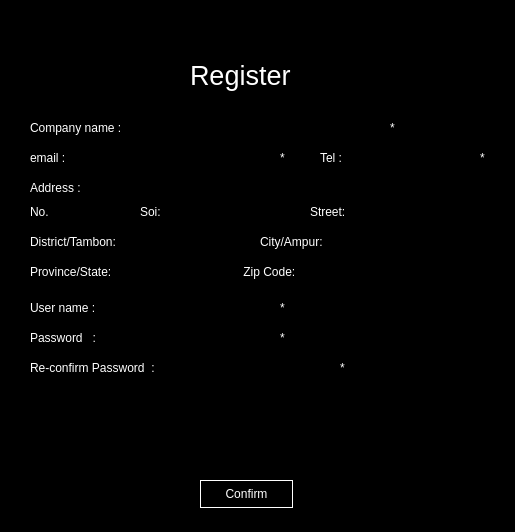
Before: the Qt Designer form ui_form/Company_Registeration.ui in Sirawap/PathFinder-Project, drawn with Qt 5.
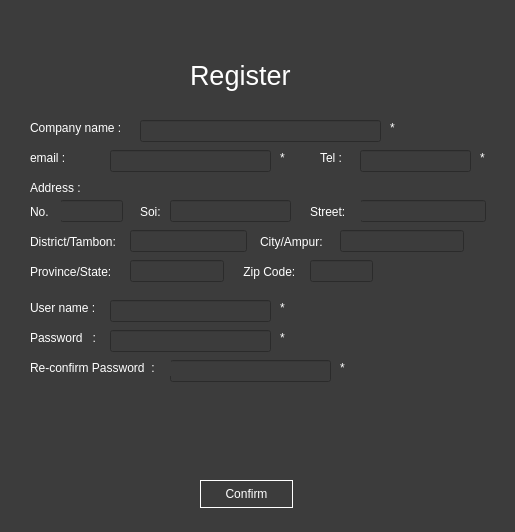
After: the same form once the commit is applied.

Commit message:
All UI with stylesheet
Dont ever change all use png background

```diff
--- a/ui_form/Company_Registeration.ui
+++ b/ui_form/Company_Registeration.ui
@@ -15,7 +15,7 @@
   </property>
   <property name="styleSheet">
    <string notr="true">QWidget{
-	background-color: black;
+	background-color: rgb(60,60,60);
 	color: white
 }
 
```
The commit also changes 7 other files.
